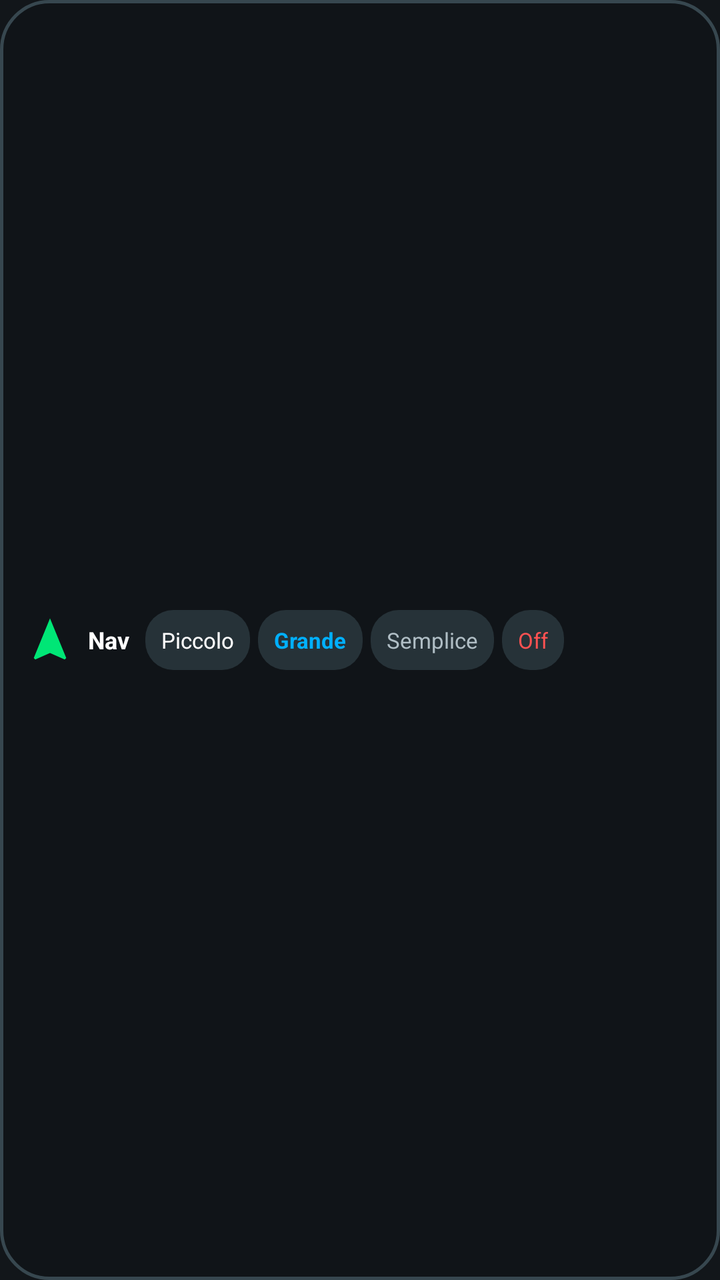
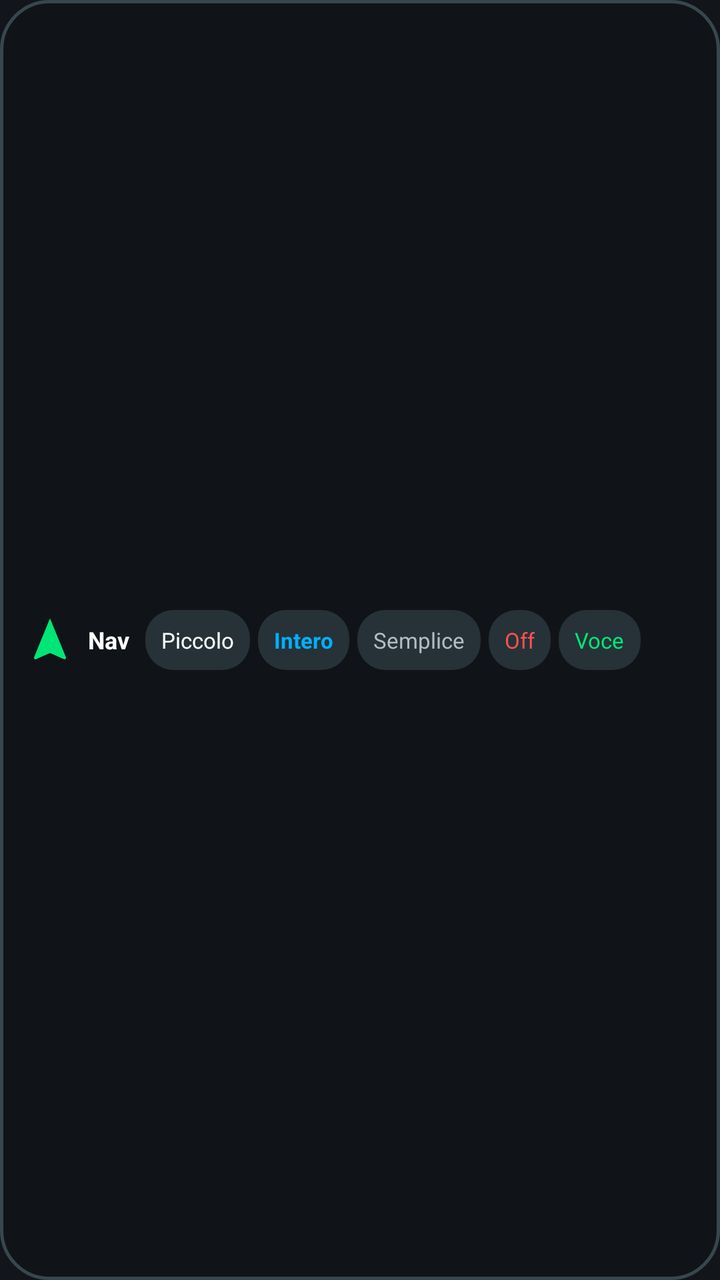

The first picture is an Android layout as it rendered before a commit; the second is the same layout after the commit. The layout source and the unified diff follow.
<!-- AndroidManifest.xml: application theme Theme.BydClusterNavBridge -->
<!-- res/layout/layout_floating_pill.xml -->
<?xml version="1.0" encoding="utf-8"?>
<LinearLayout xmlns:android="http://schemas.android.com/apk/res/android"
    android:id="@+id/pillRoot"
    android:layout_width="wrap_content"
    android:layout_height="wrap_content"
    android:background="@drawable/bg_floating_pill"
    android:gravity="center_vertical"
    android:orientation="horizontal"
    android:paddingStart="12dp"
    android:paddingTop="6dp"
    android:paddingEnd="12dp"
    android:paddingBottom="6dp">

    
    <ImageView
        android:id="@+id/ivPillDragHandle"
        android:layout_width="26dp"
        android:layout_height="26dp"
        android:src="@drawable/ic_navigation"
        android:contentDescription="Drag handle" />

    
    <TextView
        android:id="@+id/tvPillStatus"
        android:layout_width="wrap_content"
        android:layout_height="wrap_content"
        android:layout_marginStart="6dp"
        android:layout_marginEnd="8dp"
        android:text="Nav"
        android:textColor="@color/text_primary"
        android:textSize="12sp"
        android:textStyle="bold" />

    
    <TextView
        android:id="@+id/btnPillPiccolo"
        android:layout_width="wrap_content"
        android:layout_height="30dp"
        android:layout_marginEnd="4dp"
        android:background="@drawable/bg_pill_button"
        android:gravity="center"
        android:paddingStart="8dp"
        android:paddingEnd="8dp"
        android:text="Piccolo"
        android:textColor="@color/text_primary"
        android:textSize="11sp" />

    
    <TextView
        android:id="@+id/btnPillGrande"
        android:layout_width="wrap_content"
        android:layout_height="30dp"
        android:layout_marginEnd="4dp"
        android:background="@drawable/bg_pill_button"
        android:gravity="center"
        android:paddingStart="8dp"
        android:paddingEnd="8dp"
        android:text="Grande"
        android:textColor="#00B0FF"
        android:textSize="11sp"
        android:textStyle="bold" />

    
    <TextView
        android:id="@+id/btnPillSemplice"
        android:layout_width="wrap_content"
        android:layout_height="30dp"
        android:layout_marginEnd="4dp"
        android:background="@drawable/bg_pill_button"
        android:gravity="center"
        android:paddingStart="8dp"
        android:paddingEnd="8dp"
        android:text="Semplice"
        android:textColor="@color/text_secondary"
        android:textSize="11sp" />

    
    <TextView
        android:id="@+id/btnPillOff"
        android:layout_width="wrap_content"
        android:layout_height="30dp"
        android:background="@drawable/bg_pill_button"
        android:gravity="center"
        android:paddingStart="8dp"
        android:paddingEnd="8dp"
        android:text="Off"
        android:textColor="@color/status_red"
        android:textSize="11sp" />

</LinearLayout>
<!-- resources referenced by this layout -->
<resources>
  <color name="status_red">#FF5252</color>
  <color name="text_primary">#FFFFFF</color>
  <color name="text_secondary">#B0BEC5</color>
  <!-- drawable bg_floating_pill (drawable) -->
  <shape xmlns:android="http://schemas.android.com/apk/res/android"
      android:shape="rectangle">
      <corners android:radius="24dp" />
      <solid android:color="#E6101418" />
      <stroke
          android:width="1.5dp"
          android:color="#37474F" />
  </shape>
  <!-- drawable bg_pill_button (drawable) -->
  <shape xmlns:android="http://schemas.android.com/apk/res/android"
      android:shape="rectangle">
      <corners android:radius="14dp" />
      <solid android:color="#263238" />
  </shape>
  <!-- drawable ic_navigation (drawable) -->
  <vector xmlns:android="http://schemas.android.com/apk/res/android"
      android:width="24dp"
      android:height="24dp"
      android:viewportWidth="24"
      android:viewportHeight="24">
    <path
        android:fillColor="#FF00E676"
        android:pathData="M12,2L4.5,20.29l0.71,0.71L12,18l6.79,3 0.71,-0.71z"/>
  </vector>
  <style name="Theme.BydClusterNavBridge" parent="Theme.MaterialComponents.DayNight.NoActionBar">
          <item name="colorPrimary">@color/primary</item>
          <item name="colorPrimaryDark">@color/primary_dark</item>
          <item name="colorAccent">@color/accent</item>
          <item name="android:windowBackground">@color/bg_dark</item>
      </style>
  <color name="primary">#00E676</color>
  <color name="primary_dark">#00B0FF</color>
  <color name="accent">#FFD600</color>
  <color name="bg_dark">#12161A</color>
</resources>

<!-- the commit's change to res/layout/layout_floating_pill.xml (unified diff, before → after) -->
@@ -55,7 +55,7 @@
         android:gravity="center"
         android:paddingStart="8dp"
         android:paddingEnd="8dp"
-        android:text="Grande"
+        android:text="Intero"
         android:textColor="#00B0FF"
         android:textSize="11sp"
         android:textStyle="bold" />
@@ -87,4 +87,18 @@
         android:textColor="@color/status_red"
         android:textSize="11sp" />
 
+    
+    <TextView
+        android:id="@+id/btnPillVoice"
+        android:layout_width="wrap_content"
+        android:layout_height="30dp"
+        android:layout_marginStart="4dp"
+        android:background="@drawable/bg_pill_button"
+        android:gravity="center"
+        android:paddingStart="8dp"
+        android:paddingEnd="8dp"
+        android:text="Voce"
+        android:textColor="#00E676"
+        android:textSize="11sp" />
+
 </LinearLayout>
